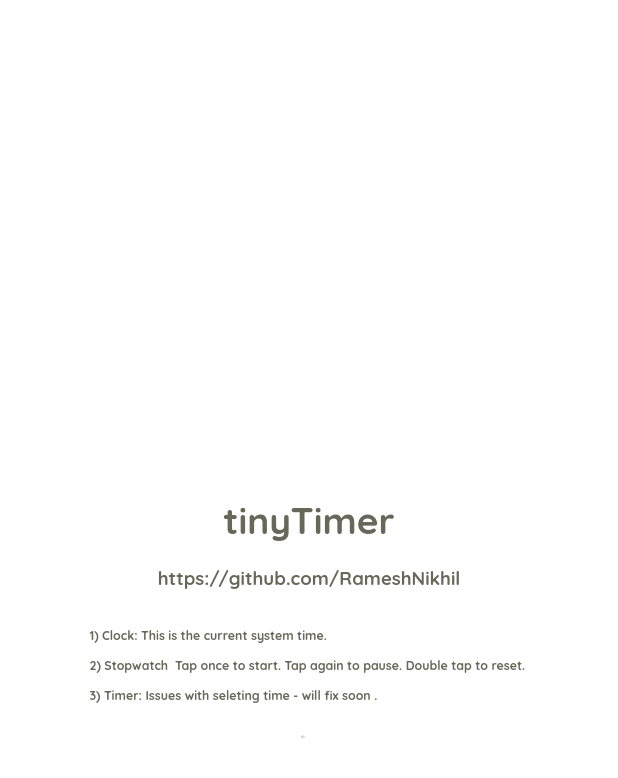
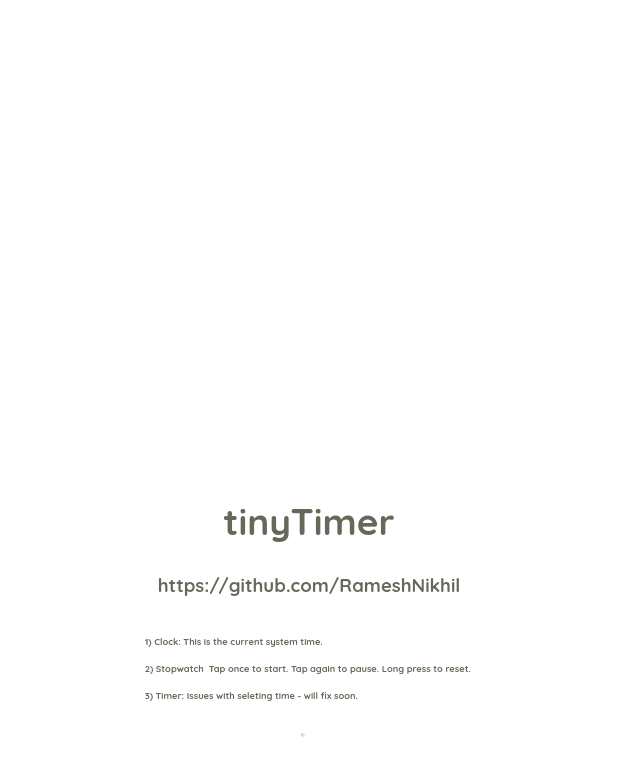
Before and after one commit to RameshNikhil/TinyTimer, a Flutter app: the screen it shows after launch, swiped to page 3, on a phone screen of 412 x 824 dp. Shown: the top 778 px of the screen. Run offline on Flutter 3.47's test engine with Material 2 defaults, Android fonts, the light colour scheme and no system bars; our stand-ins replace datetime_picker_formfield, fluttertoast.

Commit message:
bug fixes

```diff
--- a/lib/Pages/InfoPage.dart
+++ b/lib/Pages/InfoPage.dart
@@ -31,7 +31,7 @@
                 size: 6,
               ),
               Padding(
-                padding: EdgeInsets.only(bottom: 16.0, top: 16.0),
+                padding: EdgeInsets.only(bottom: 16.0, top: 20.0),
                 child: BaseText(
                   text: "https://github.com/RameshNikhil",
                   size: 3,
@@ -44,22 +44,22 @@
                       padding: EdgeInsets.only(top: 10.0),
                       child: BaseText(
                         text: "1) Clock: This is the current system time.",
-                        size: 2,
+                        size: 1.5,
                       )),
                   Padding(
                     padding: EdgeInsets.only(top: 10.0),
                     child: BaseText(
                       text:
-                          "2) Stopwatch  Tap once to start. Tap again to pause. Double tap to reset. ",
-                      size: 2,
+                          "2) Stopwatch  Tap once to start. Tap again to pause. Long press to reset. ",
+                      size: 1.5,
                     ),
                   ),
                   Padding(
                     padding: EdgeInsets.only(top: 10.0, bottom: 20),
                       child: BaseText(
                         text:
-                            "3) Timer: Issues with seleting time - will fix soon .",
-                        size: 2,
+                            "3) Timer: Issues with seleting time - will fix soon.",
+                        size: 1.5,
                       ),
                   ),
                 ],
```
